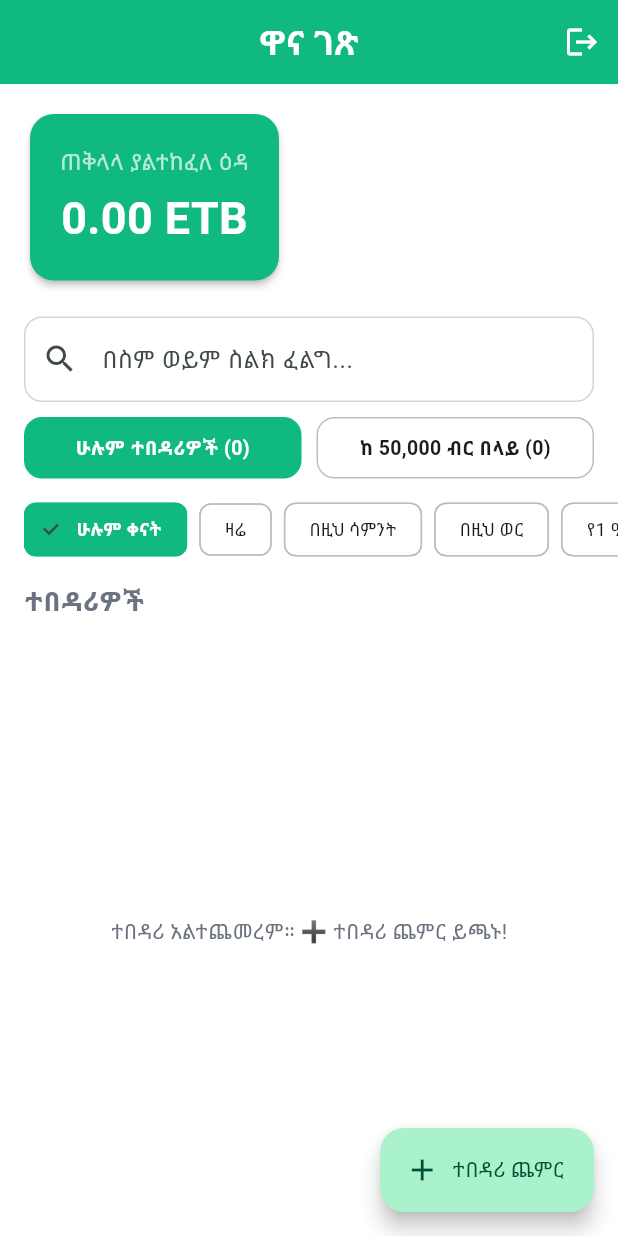
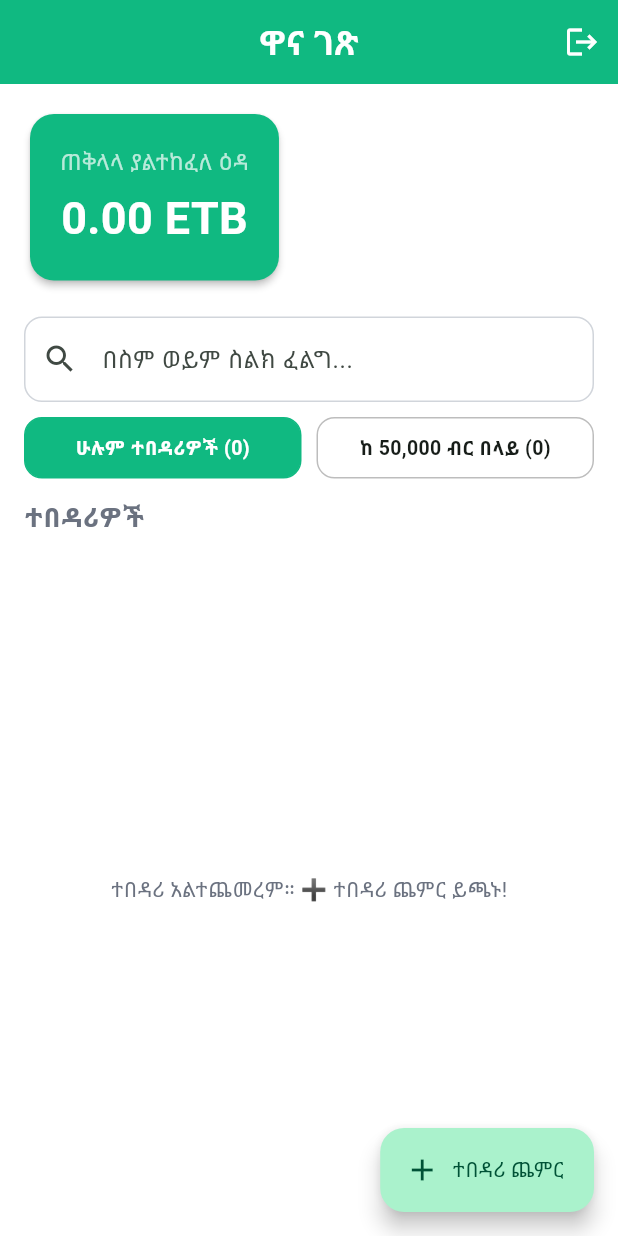
Before and after one commit to halazYoha/debt-app, a Flutter app: the screen it shows once a user with an empty profile is signed in, on a phone screen of 412 x 824 dp. Run offline on Flutter 3.47's test engine with Material 3 defaults, Android fonts, the phone set to English and light mode, and no system bars; our stand-ins replace cloud_firestore, firebase_auth, firebase_core, flutter_riverpod, go_router; accounts and stored records are empty.

Commit message:
refactor: Remove date filter from home screen

```diff
--- a/lib/features/home/presentation/home_screen.dart
+++ b/lib/features/home/presentation/home_screen.dart
@@ -6,8 +6,6 @@ import '../../auth/data/auth_repository.dart';
 import '../../../core/ethiopian_date.dart';
 
 enum DebtorFilter { all, over50k }
-
-enum DateFilterType { all, today, thisWeek, thisMonth, oneYearAgo }
 
 class HomeScreen extends ConsumerStatefulWidget {
   const HomeScreen({super.key});
@@ -19,7 +17,6 @@ class HomeScreen extends ConsumerStatefulWidget {
 class _HomeScreenState extends ConsumerState<HomeScreen> {
   String _searchQuery = '';
   DebtorFilter _selectedFilter = DebtorFilter.all;
-  DateFilterType _dateFilter = DateFilterType.all;
   final TextEditingController _searchController = TextEditingController();
 
   @override
@@ -57,34 +54,7 @@ class _HomeScreenState extends ConsumerState<HomeScreen> {
               return false;
             }
 
-            // 2. Date Filter
-            final now = DateTime.now();
-            final bDate = debtor.borrowedDate;
-
-            switch (_dateFilter) {
-              case DateFilterType.today:
-                if (bDate.year != now.year || bDate.month != now.month || bDate.day != now.day) {
-                  return false;
-                }
-                break;
-              case DateFilterType.thisWeek:
-                final weekAgo = now.subtract(const Duration(days: 7));
-                if (bDate.isBefore(weekAgo)) return false;
-                break;
-              case DateFilterType.thisMonth:
-                final nowEth = EthiopianDate.fromGregorian(now);
-                final bEth = EthiopianDate.fromGregorian(bDate);
-                if (bEth.year != nowEth.year || bEth.month != nowEth.month) return false;
-                break;
-              case DateFilterType.oneYearAgo:
-                final yearAgo = now.subtract(const Duration(days: 365));
-                if (bDate.isBefore(yearAgo)) return false;
-                break;
-              case DateFilterType.all:
-                break;
-            }
-
-            // 3. Search Query Filter
+            // 2. Search Query Filter
             final query = _searchQuery.toLowerCase();
             if (query.isEmpty) return true;
             return debtor.name.toLowerCase().contains(query) || debtor.phone.contains(query);
@@ -225,58 +195,6 @@ class _HomeScreenState extends ConsumerState<HomeScreen> {
                 ),
               ),
 
-              // ── Quick Date Filters Row ───────────────────────────────────
-              SingleChildScrollView(
-                scrollDirection: Axis.horizontal,
-                padding: const EdgeInsets.symmetric(horizontal: 16.0, vertical: 4.0),
-                child: Row(
-                  children: [
-                    _dateChip('ሁሉም ቀናት', DateFilterType.all),
-                    const SizedBox(width: 8),
-                    _dateChip('ዛሬ', DateFilterType.today),
-                    const SizedBox(width: 8),
-                    _dateChip('በዚህ ሳምንት', DateFilterType.thisWeek),
-                    const SizedBox(width: 8),
-                    _dateChip('በዚህ ወር', DateFilterType.thisMonth),
-                    const SizedBox(width: 8),
-                    _dateChip('የ1 ዓመት', DateFilterType.oneYearAgo),
-                  ],
-                ),
-              ),
-
-              // Active Date Filter Reset Banner
-              if (_dateFilter != DateFilterType.all)
-                Padding(
-                  padding: const EdgeInsets.symmetric(horizontal: 16.0, vertical: 4.0),
-                  child: Container(
-                    padding: const EdgeInsets.symmetric(horizontal: 12, vertical: 6),
-                    decoration: BoxDecoration(
-                      color: Colors.blue.withValues(alpha: 0.15),
-                      borderRadius: BorderRadius.circular(8),
-                      border: Border.all(color: Colors.blue.withValues(alpha: 0.3)),
-                    ),
-                    child: Row(
-                      children: [
-                        const Icon(Icons.filter_alt_outlined, size: 16, color: Colors.blue),
-                        const SizedBox(width: 8),
-                        const Expanded(
-                          child: Text(
-                            'የቀን ማጣሪያ ነቅቷል',
-                            style: TextStyle(fontSize: 12, color: Colors.blue, fontWeight: FontWeight.w600),
-                          ),
-                        ),
-                        InkWell(
-                          onTap: () => setState(() => _dateFilter = DateFilterType.all),
-                          child: const Padding(
-                            padding: EdgeInsets.all(4.0),
-                            child: Text('✕ አፅዳ', style: TextStyle(color: Colors.red, fontSize: 12, fontWeight: FontWeight.bold)),
-                          ),
-                        ),
-                      ],
-                    ),
-                  ),
-                ),
-
               const Padding(
                 padding: EdgeInsets.symmetric(horizontal: 16.0, vertical: 6.0),
                 child: Text(
@@ -297,7 +215,7 @@ class _HomeScreenState extends ConsumerState<HomeScreen> {
                           )
                         : filteredDebtors.isEmpty
                             ? const Center(
-                                child: Text('ለተመረጠው የቀን ማጣሪያ ወይም ፍለጋ ውጤት አልተገኘም።'),
+                                child: Text('ለፍለጋዎ ውጤት አልተገኘም።'),
                               )
                             : ListView.builder(
                                 padding: const EdgeInsets.only(bottom: 80),
@@ -433,31 +351,4 @@ class _HomeScreenState extends ConsumerState<HomeScreen> {
       ),
     );
   }
-
-  Widget _dateChip(String label, DateFilterType type) {
-    final isSelected = _dateFilter == type;
-    final onSurfaceColor = Theme.of(context).colorScheme.onSurface;
-
-    return FilterChip(
-      selected: isSelected,
-      label: Text(
-        label,
-        style: TextStyle(
-          color: isSelected ? Colors.white : onSurfaceColor,
-          fontWeight: isSelected ? FontWeight.bold : FontWeight.normal,
-          fontSize: 12,
-        ),
-      ),
-      selectedColor: Theme.of(context).primaryColor,
-      backgroundColor: Theme.of(context).cardColor,
-      side: BorderSide(
-        color: isSelected ? Theme.of(context).primaryColor : Colors.grey.shade400,
-      ),
-      onSelected: (_) {
-        setState(() {
-          _dateFilter = type;
-        });
-      },
-    );
-  }
 }
```
